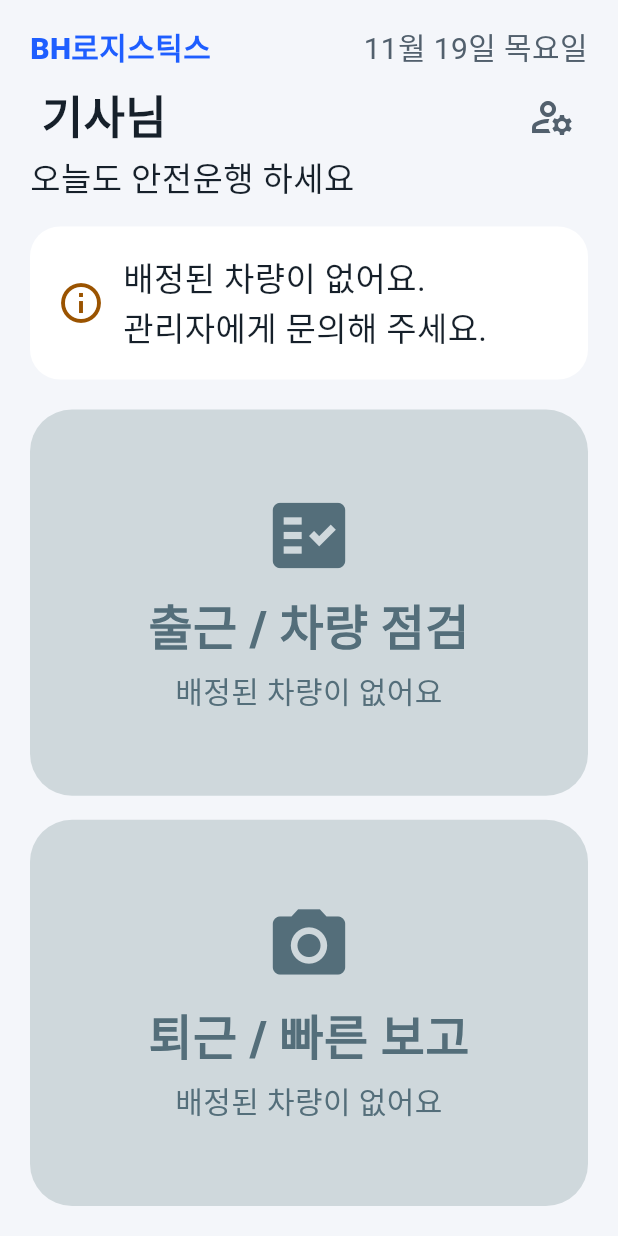
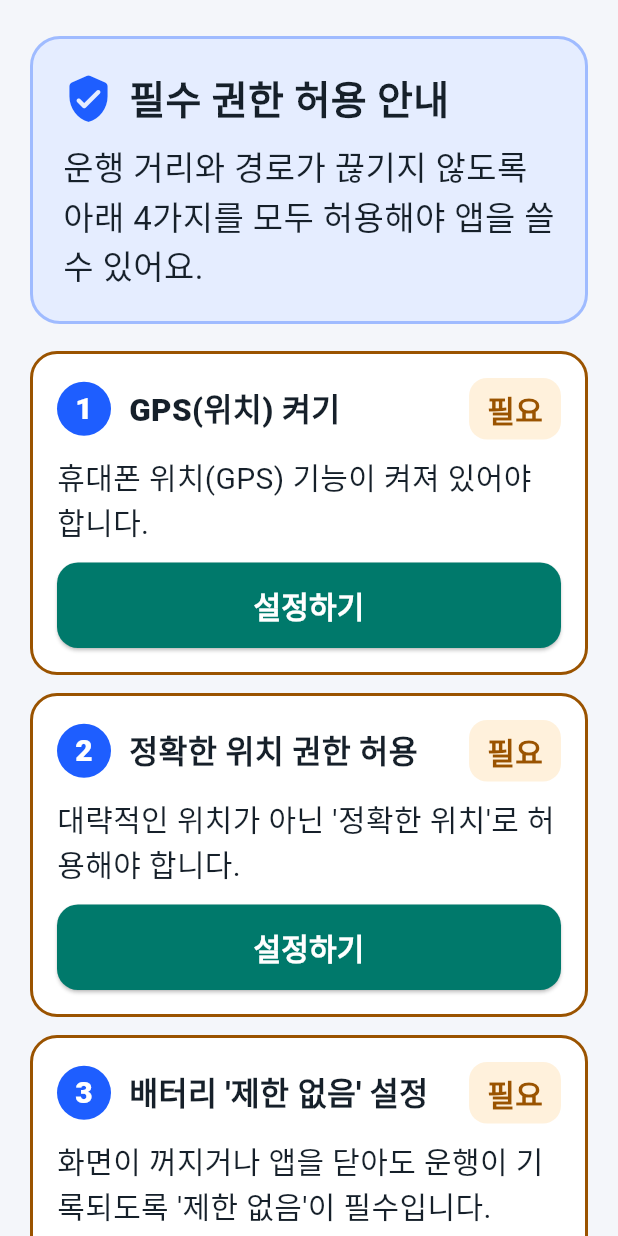
Before and after one commit to cash-luv/bh-logistics, a Flutter app: the screen it shows once a user with an empty profile is signed in, on a phone screen of 412 x 824 dp. Run offline on Flutter 3.47's test engine with Material 3 defaults, Android fonts, the phone set to English and light mode, and no system bars; our stand-ins replace cloud_firestore, firebase_auth, firebase_core, firebase_storage, geolocator, image_picker and 2 more; missing offline and left inert: ota_update; accounts and stored records are empty; generated files the repository leaves out were written again.

Commit message:
fix(permission): 정확한 위치·배터리 제한없음·알림 필수 권한 강제 및 'BH 기사앱 운행 중' 상단 알림 즉시 표시

```diff
--- a/bh_driver_app/lib/main.dart
+++ b/bh_driver_app/lib/main.dart
@@ -14,6 +14,7 @@ import 'screens/check_out_screen.dart';
 import 'screens/driver_home_screen.dart';
 import 'screens/fuel_log_screen.dart';
 import 'screens/login_screen.dart';
+import 'screens/required_permission_screen.dart';
 import 'services/app_update_service.dart';
 import 'services/auth_service.dart';
 import 'services/draft_storage.dart';
@@ -167,6 +168,37 @@ class _AuthenticatedHomeState extends State<_AuthenticatedHome>
   bool _isLoading = true;
   bool _showInitialPasswordPrompt = false;
   int _pendingPhotoCount = 0;
+  Map<String, bool>? _permStatus;
+
+  bool get _hasAllRequiredPermissions {
+    if (!Platform.isAndroid) return true;
+    final status = _permStatus;
+    if (status == null) return false;
+    return status['gpsEnabled'] == true &&
+        status['fineLocationGranted'] == true &&
+        status['batteryUnrestricted'] == true &&
+        status['notificationGranted'] == true;
+  }
+
+  Future<void> _refreshPermissions({bool promptUpdateIfUnlocked = false}) async {
+    if (!Platform.isAndroid) return;
+    final wasUnlocked = _hasAllRequiredPermissions;
+    final status = await GpsTrackerService.checkRequiredPermissions();
+    if (!mounted) return;
+    setState(() {
+      _permStatus = status;
+    });
+    if (_hasAllRequiredPermissions) {
+      if (_info?.status == WorkStatus.working) {
+        GpsTrackerService.startTrackingForToday(
+          FirestoreService.todayWorkDate(),
+        );
+      }
+      if (!wasUnlocked && promptUpdateIfUnlocked && !_showInitialPasswordPrompt) {
+        AppUpdateService.checkAndPromptUpdate(context);
+      }
+    }
+  }
 
   DriverHomeInfo? get _info => _cachedInfo;
   set _info(DriverHomeInfo? val) => _cachedInfo = val;
@@ -184,19 +216,14 @@ class _AuthenticatedHomeState extends State<_AuthenticatedHome>
     super.dispose();
   }
 
-  /// 앱이 다시 화면 앞으로 올라올 때마다 오프라인 사진 대기열을 자동으로 업로드합니다.
+  /// 앱이 다시 화면 앞으로 올라올 때마다 오프라인 사진 대기열 및 필수 권한을 확인합니다.
   @override
   void didChangeAppLifecycleState(AppLifecycleState state) {
     if (state == AppLifecycleState.resumed) {
       _flushOfflinePhotos();
-      // 운행 중이면 위치 기록이 끊기지 않았는지 확인하고 이어서 기록합니다.
-      if (_info?.status == WorkStatus.working) {
-        GpsTrackerService.startTrackingForToday(
-          FirestoreService.todayWorkDate(),
-        );
-      }
+      _refreshPermissions(promptUpdateIfUnlocked: true);
       // 앱으로 돌아올 때마다 새 버전이 있는지 확인합니다.
-      if (!_showInitialPasswordPrompt && mounted) {
+      if (_hasAllRequiredPermissions && !_showInitialPasswordPrompt && mounted) {
         AppUpdateService.checkAndPromptUpdate(context);
       }
     }
@@ -211,6 +238,9 @@ class _AuthenticatedHomeState extends State<_AuthenticatedHome>
   }
 
   Future<void> _initProfileAndRestoreCamera() async {
+    final perms = await GpsTrackerService.checkRequiredPermissions();
+    _permStatus = perms;
+
     if (_cachedUid != widget.uid || _cachedInfo == null) {
       try {
         final (session, baseInfo) =
@@ -241,11 +271,14 @@ class _AuthenticatedHomeState extends State<_AuthenticatedHome>
     // 시작 시 대기 중인 오프라인 사진 자동 업로드 시도
     _flushOfflinePhotos();
 
+    if (_hasAllRequiredPermissions && _info?.status == WorkStatus.working) {
+      GpsTrackerService.startTrackingForToday(FirestoreService.todayWorkDate());
+    }
+
     if (!_showInitialPasswordPrompt) {
       WidgetsBinding.instance.addPostFrameCallback((_) {
         _restoreCameraSessionIfNeeded();
-        GpsTrackerService.ensureBatteryUnrestricted();
-        if (mounted) {
+        if (mounted && _hasAllRequiredPermissions) {
           AppUpdateService.checkAndPromptUpdate(context);
         }
       });
@@ -391,6 +424,13 @@ class _AuthenticatedHomeState extends State<_AuthenticatedHome>
       );
     }
 
+    if (!_hasAllRequiredPermissions) {
+      return RequiredPermissionScreen(
+        status: _permStatus ?? const {},
+        onRecheck: () => _refreshPermissions(promptUpdateIfUnlocked: true),
+      );
+    }
+
     return DriverHomeScreen(
       info: _info!,
       onCheckIn: _openCheckIn,
--- /dev/null
+++ b/bh_driver_app/lib/screens/required_permission_screen.dart
@@ -0,0 +1,299 @@
+import 'package:flutter/material.dart';
+
+import '../services/gps_tracker_service.dart';
+import '../theme/app_theme.dart';
+import 'app_version_label.dart';
+
+/// 안드로이드 필수 권한 4가지(GPS 켜짐, 정확한 위치, 배터리 제한 없음, 상단 알림)가
+/// 모두 허용될 때까지 기사앱 사용을 안내·차단하는 화면입니다.
+class RequiredPermissionScreen extends StatelessWidget {
+  const RequiredPermissionScreen({
+    super.key,
+    required this.status,
+    required this.onRecheck,
+  });
+
+  final Map<String, bool> status;
+  final Future<void> Function() onRecheck;
+
+  bool get _gpsEnabled => status['gpsEnabled'] == true;
+  bool get _fineLocation => status['fineLocationGranted'] == true;
+  bool get _batteryOk => status['batteryUnrestricted'] == true;
+  bool get _notifOk => status['notificationGranted'] == true;
+
+  Future<void> _triggerAction(Future<void> Function() action) async {
+    await action();
+    await Future<void>.delayed(const Duration(milliseconds: 500));
+    await onRecheck();
+  }
+
+  Future<void> _requestNext() async {
+    if (!_gpsEnabled) {
+      await _triggerAction(GpsTrackerService.openLocationSettings);
+    } else if (!_fineLocation) {
+      await _triggerAction(GpsTrackerService.requestFineLocation);
+    } else if (!_batteryOk) {
+      await _triggerAction(GpsTrackerService.requestBatteryUnrestricted);
+    } else if (!_notifOk) {
+      await _triggerAction(GpsTrackerService.requestNotificationPermission);
+    } else {
+      await onRecheck();
+    }
+  }
+
+  String get _nextButtonLabel {
+    if (!_gpsEnabled) return '1단계: GPS(위치) 켜기';
+    if (!_fineLocation) return '2단계: 정확한 위치 허용하기';
+    if (!_batteryOk) return '3단계: 배터리 제한 없음 허용';
+    if (!_notifOk) return '4단계: 운행 중 알림 허용';
+    return '권한 다시 확인하기';
+  }
+
+  @override
+  Widget build(BuildContext context) {
+    return Scaffold(
+      body: SafeArea(
+        child: SingleChildScrollView(
+          padding: const EdgeInsets.fromLTRB(20, 24, 20, 28),
+          child: Column(
+            crossAxisAlignment: CrossAxisAlignment.stretch,
+            children: [
+              Container(
+                padding: const EdgeInsets.all(20),
+                decoration: BoxDecoration(
+                  color: AppColors.infoBg,
+                  borderRadius: BorderRadius.circular(20),
+                  border: Border.all(
+                    color: AppColors.primary.withValues(alpha: 0.35),
+                    width: 2,
+                  ),
+                ),
+                child: Column(
+                  crossAxisAlignment: CrossAxisAlignment.start,
+                  children: [
+                    const Row(
+                      children: [
+                        Icon(
+                          Icons.verified_user_rounded,
+                          size: 34,
+                          color: AppColors.primary,
+                        ),
+                        SizedBox(width: 10),
+                        Expanded(
+                          child: Text(
+                            '필수 권한 허용 안내',
+                            style: AppText.heading,
+                          ),
+                        ),
+                      ],
+                    ),
+                    const SizedBox(height: 10),
+                    Text(
+                      '운행 거리와 경로가 끊기지 않도록 아래 4가지를 모두 허용해야 앱을 쓸 수 있어요.',
+                      style: AppText.body.copyWith(color: AppColors.text),
+                    ),
+                  ],
+                ),
+              ),
+              const SizedBox(height: 18),
+              _PermissionTile(
+                step: '1',
+                title: 'GPS(위치) 켜기',
+                description: '휴대폰 위치(GPS) 기능이 켜져 있어야 합니다.',
+                granted: _gpsEnabled,
+                onTap: () => _triggerAction(
+                  GpsTrackerService.openLocationSettings,
+                ),
+              ),
+              const SizedBox(height: 12),
+              _PermissionTile(
+                step: '2',
+                title: '정확한 위치 권한 허용',
+                description: "대략적인 위치가 아닌 '정확한 위치'로 허용해야 합니다.",
+                granted: _fineLocation,
+                onTap: () => _triggerAction(
+                  GpsTrackerService.requestFineLocation,
+                ),
+              ),
+              const SizedBox(height: 12),
+              _PermissionTile(
+                step: '3',
+                title: "배터리 '제한 없음' 설정",
+                description: "화면이 꺼지거나 앱을 닫아도 운행이 기록되도록 '제한 없음'이 필수입니다.",
+                granted: _batteryOk,
+                onTap: () => _triggerAction(
+                  GpsTrackerService.requestBatteryUnrestricted,
+                ),
+              ),
+              const SizedBox(height: 12),
+              _PermissionTile(
+                step: '4',
+                title: '운행 중 상단 알림 허용',
+                description: "상단 알림줄에 'BH 기사앱 운행 중' 표시를 위해 필요합니다.",
+                granted: _notifOk,
+                onTap: () => _triggerAction(
+                  GpsTrackerService.requestNotificationPermission,
+                ),
+              ),
+              const SizedBox(height: 24),
+              ElevatedButton(
+                onPressed: _requestNext,
+                style: ElevatedButton.styleFrom(
+                  backgroundColor: AppColors.primary,
+                  foregroundColor: Colors.white,
+                  padding: const EdgeInsets.symmetric(
+                    vertical: 18,
+                    horizontal: 20,
+                  ),
+                  shape: RoundedRectangleBorder(
+                    borderRadius: BorderRadius.circular(20),
+                  ),
+                ),
+                child: Text(
+                  _nextButtonLabel,
+                  textAlign: TextAlign.center,
+                  style: const TextStyle(
+                    fontSize: 22,
+                    fontWeight: FontWeight.w800,
+                  ),
+                ),
+              ),
+              const SizedBox(height: 12),
+              OutlinedButton(
+                onPressed: onRecheck,
+                style: OutlinedButton.styleFrom(
+                  foregroundColor: AppColors.text,
+                  side: const BorderSide(color: AppColors.disabled, width: 2),
+                  padding: const EdgeInsets.symmetric(
+                    vertical: 16,
+                    horizontal: 20,
+                  ),
+                  shape: RoundedRectangleBorder(
+                    borderRadius: BorderRadius.circular(20),
+                  ),
+                ),
+                child: const Text(
+                  '다시 확인하기',
+                  style: TextStyle(
+                    fontSize: 20,
+                    fontWeight: FontWeight.w700,
+                  ),
+                ),
+              ),
+              const AppVersionLabel(),
+            ],
+          ),
+        ),
+      ),
+    );
+  }
+}
+
+class _PermissionTile extends StatelessWidget {
+  const _PermissionTile({
+    required this.step,
+    required this.title,
+    required this.description,
+    required this.granted,
+    required this.onTap,
+  });
+
+  final String step;
+  final String title;
+  final String description;
+  final bool granted;
+  final VoidCallback onTap;
+
+  @override
+  Widget build(BuildContext context) {
+    return Container(
+      padding: const EdgeInsets.all(16),
+      decoration: BoxDecoration(
+        color: granted ? AppColors.successBg : Colors.white,
+        borderRadius: BorderRadius.circular(18),
+        border: Border.all(
+          color: granted ? AppColors.success : AppColors.warn,
+          width: 2,
+        ),
+      ),
+      child: Column(
+        crossAxisAlignment: CrossAxisAlignment.stretch,
+        children: [
+          Row(
+            children: [
+              CircleAvatar(
+                radius: 18,
+                backgroundColor: granted ? AppColors.success : AppColors.primary,
+                child: granted
+                    ? const Icon(Icons.check, color: Colors.white, size: 22)
+                    : Text(
+                        step,
+                        style: const TextStyle(
+                          fontSize: 20,
+                          fontWeight: FontWeight.w800,
+                          color: Colors.white,
+                        ),
+                      ),
+              ),
+              const SizedBox(width: 12),
+              Expanded(
+                child: Text(
+                  title,
+                  style: const TextStyle(
+                    fontSize: 21,
+                    fontWeight: FontWeight.w800,
+                    color: AppColors.text,
+                  ),
+                ),
+              ),
+              Container(
+                padding: const EdgeInsets.symmetric(
+                  horizontal: 12,
+                  vertical: 6,
+                ),
+                decoration: BoxDecoration(
+                  color: granted ? AppColors.success : AppColors.warnBg,
+                  borderRadius: BorderRadius.circular(12),
+                ),
+                child: Text(
+                  granted ? '완료' : '필요',
+                  style: TextStyle(
+                    fontSize: 20,
+                    fontWeight: FontWeight.w800,
+                    color: granted ? Colors.white : AppColors.warn,
+                  ),
+                ),
+              ),
+            ],
+          ),
+          const SizedBox(height: 10),
+          Text(
+            description,
+            style: AppText.caption.copyWith(color: AppColors.text),
+          ),
+          if (!granted) ...[
+            const SizedBox(height: 12),
+            ElevatedButton(
+              onPressed: onTap,
+              style: ElevatedButton.styleFrom(
+                backgroundColor: AppColors.teal,
+                foregroundColor: Colors.white,
+                padding: const EdgeInsets.symmetric(vertical: 14),
+                shape: RoundedRectangleBorder(
+                  borderRadius: BorderRadius.circular(14),
+                ),
+              ),
+              child: const Text(
+                '설정하기',
+                style: TextStyle(
+                  fontSize: 20,
+                  fontWeight: FontWeight.w800,
+                ),
+              ),
+            ),
+          ],
+        ],
+      ),
+    );
+  }
+}
--- a/bh_driver_app/lib/services/gps_tracker_service.dart
+++ b/bh_driver_app/lib/services/gps_tracker_service.dart
@@ -150,8 +150,8 @@ class GpsTrackerService {
           distanceFilter: 30, // 30m 이동 시 GPS 업데이트
           intervalDuration: const Duration(seconds: 20),
           foregroundNotificationConfig: const ForegroundNotificationConfig(
-            notificationTitle: 'BH 기사앱 운행 중 (5분 주기 동선 기록)',
-            notificationText: '정밀한 이동 거리와 물류 타임라인을 안전하게 기록하고 있습니다.',
+            notificationTitle: 'BH 기사앱 운행 중',
+            notificationText: '오늘도 안전 운행하세요.',
             enableWakeLock: true,
             setOngoing: true,
           ),
@@ -373,12 +373,71 @@ class GpsTrackerService {
     }
   }
 
+  /// 안드로이드 필수 권한 4가지 상태 확인
+  static Future<Map<String, bool>> checkRequiredPermissions() async {
+    if (!Platform.isAndroid) {
+      return const {
+        'gpsEnabled': true,
+        'fineLocationGranted': true,
+        'batteryUnrestricted': true,
+        'notificationGranted': true,
+      };
+    }
+    try {
+      final raw = await _nativeChannel.invokeMethod<Map<Object?, Object?>>(
+        'checkRequiredPermissions',
+      );
+      return {
+        'gpsEnabled': raw?['gpsEnabled'] == true,
+        'fineLocationGranted': raw?['fineLocationGranted'] == true,
+        'batteryUnrestricted': raw?['batteryUnrestricted'] == true,
+        'notificationGranted': raw?['notificationGranted'] == true,
+      };
+    } catch (_) {
+      return const {
+        'gpsEnabled': false,
+        'fineLocationGranted': false,
+        'batteryUnrestricted': false,
+        'notificationGranted': false,
+      };
+    }
+  }
+
+  /// 휴대폰 위치(GPS) 설정 화면 열기
+  static Future<void> openLocationSettings() async {
+    if (!Platform.isAndroid) return;
+    try {
+      await _nativeChannel.invokeMethod<bool>('openLocationSettings');
+    } catch (_) {}
+  }
+
+  /// '정확한 위치' 권한 요청 (필요 시 앱 권한 설정으로 이동)
+  static Future<void> requestFineLocation() async {
+    if (!Platform.isAndroid) return;
+    try {
+      await _nativeChannel.invokeMethod<bool>('requestFineLocation');
+    } catch (_) {}
+  }
+
+  /// 배터리 '제한 없음' 설정 요청
+  static Future<void> requestBatteryUnrestricted() async {
+    if (!Platform.isAndroid) return;
+    try {
+      await _nativeChannel.invokeMethod<bool>('requestBatteryUnrestricted');
+    } catch (_) {}
+  }
+
+  /// 알림 권한 요청 (필요 시 앱 알림 설정으로 이동)
+  static Future<void> requestNotificationPermission() async {
+    if (!Platform.isAndroid) return;
+    try {
+      await _nativeChannel.invokeMethod<bool>('requestNotificationPermission');
+    } catch (_) {}
+  }
+
   /// 안드로이드에서 배터리 사용량 '제한 없음' 원터치 허용 및 알림 권한을 요청합니다.
   static Future<void> ensureBatteryUnrestricted() async {
-    if (!Platform.isAndroid) return;
-    try {
-      await _nativeChannel.invokeMethod<bool>('requestBatteryExemption');
-    } catch (_) {}
+    await requestBatteryUnrestricted();
   }
 
   /// 안드로이드에서 홈 화면 뒤로가기 시 앱 프로세스를 종료하지 않고 백그라운드로 보냅니다.
```
Also changed, not shown: 2 other files.
